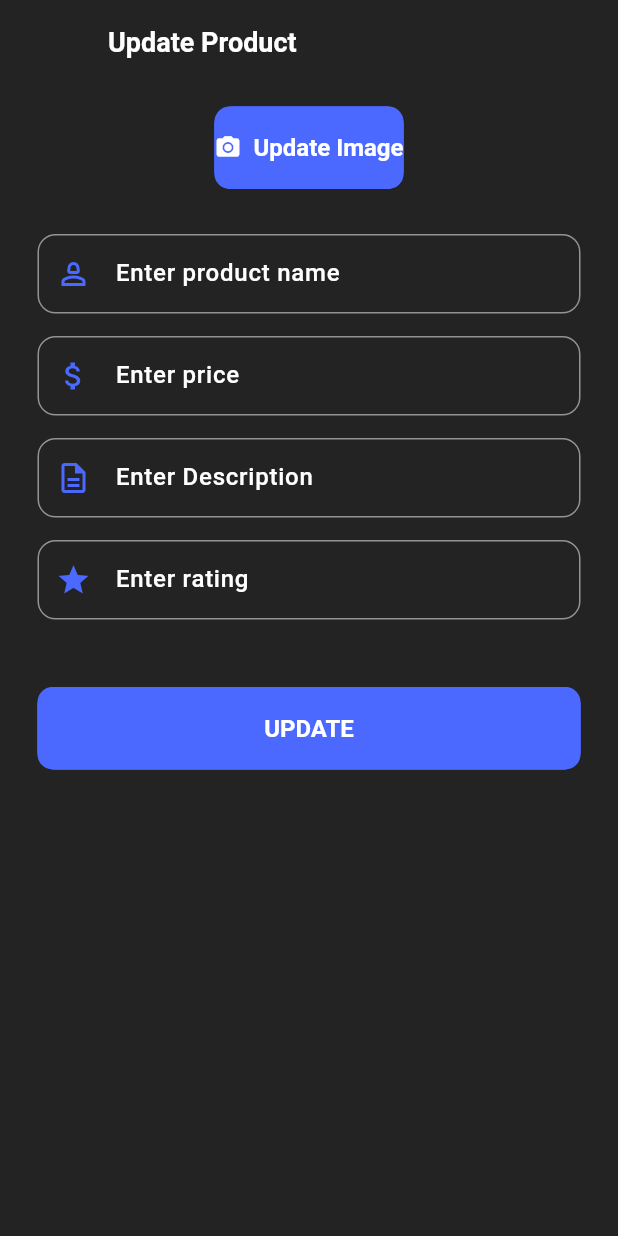
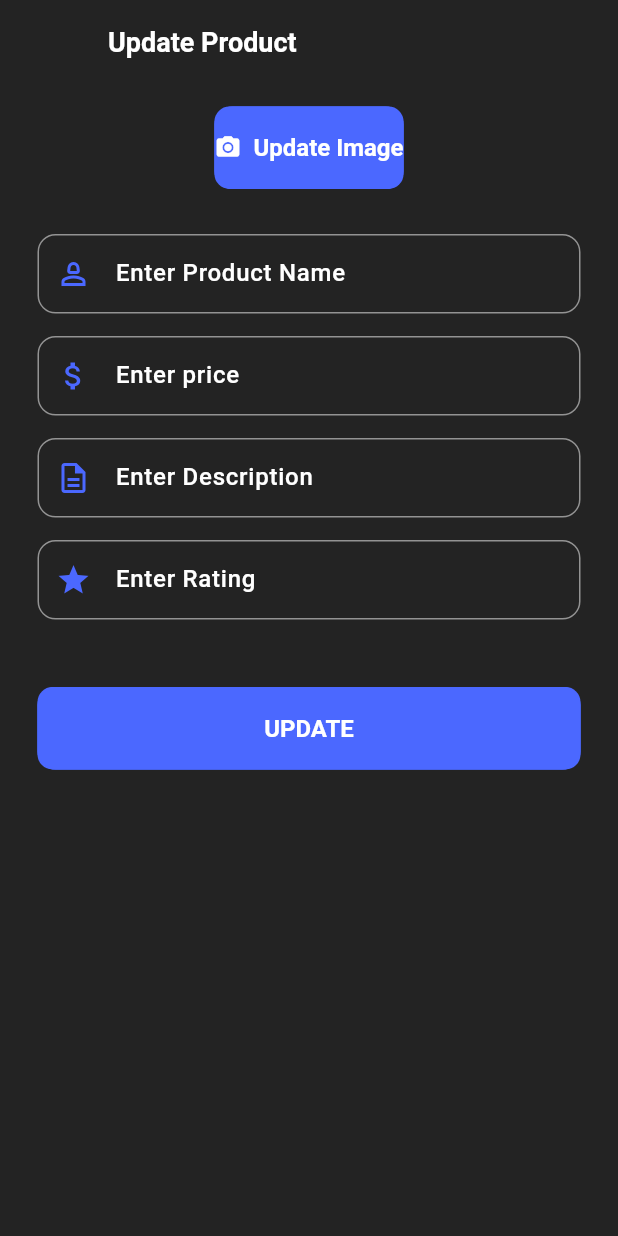
Before and after one commit to Jayeeeeeee/jj_pcparts_proj, a Flutter app: the UpdateProduct screen opened directly with empty values, on a phone screen of 412 x 824 dp. Run offline on Flutter 3.47's test engine with Material 3 defaults, Android fonts, the phone set to English and light mode, and no system bars; our stand-ins replace cloud_firestore, firebase_auth, firebase_core, firebase_storage; missing offline and left inert: dart:html; accounts and stored records are empty; Roboto replaces fonts that are missing (Poppins).

Commit message:
05/22/24

```diff
--- a/lib/functions/update_product.dart
+++ b/lib/functions/update_product.dart
@@ -135,7 +135,7 @@ class _UpdateProductState extends State<UpdateProduct> {
                   controller: pnameController,
                   decoration: const InputDecoration(
                     border: OutlineInputBorder(),
-                    labelText: 'Enter product name',
+                    labelText: 'Enter Product Name',
                     prefixIcon:
                         Icon(Icons.person_2_outlined, color: JJColors.primary),
                   ),
@@ -166,7 +166,7 @@ class _UpdateProductState extends State<UpdateProduct> {
                   controller: ratingController,
                   decoration: const InputDecoration(
                     border: OutlineInputBorder(),
-                    labelText: 'Enter rating',
+                    labelText: 'Enter Rating',
                     prefixIcon: Icon(Icons.star, color: JJColors.primary),
                   ),
                 ),
```
